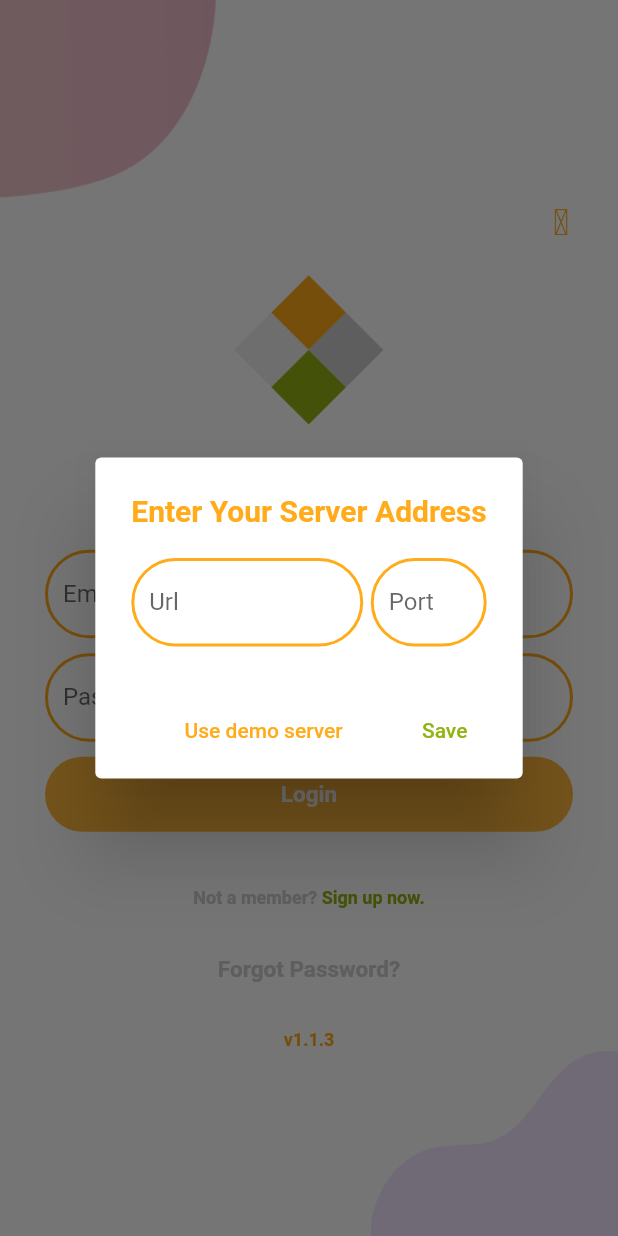
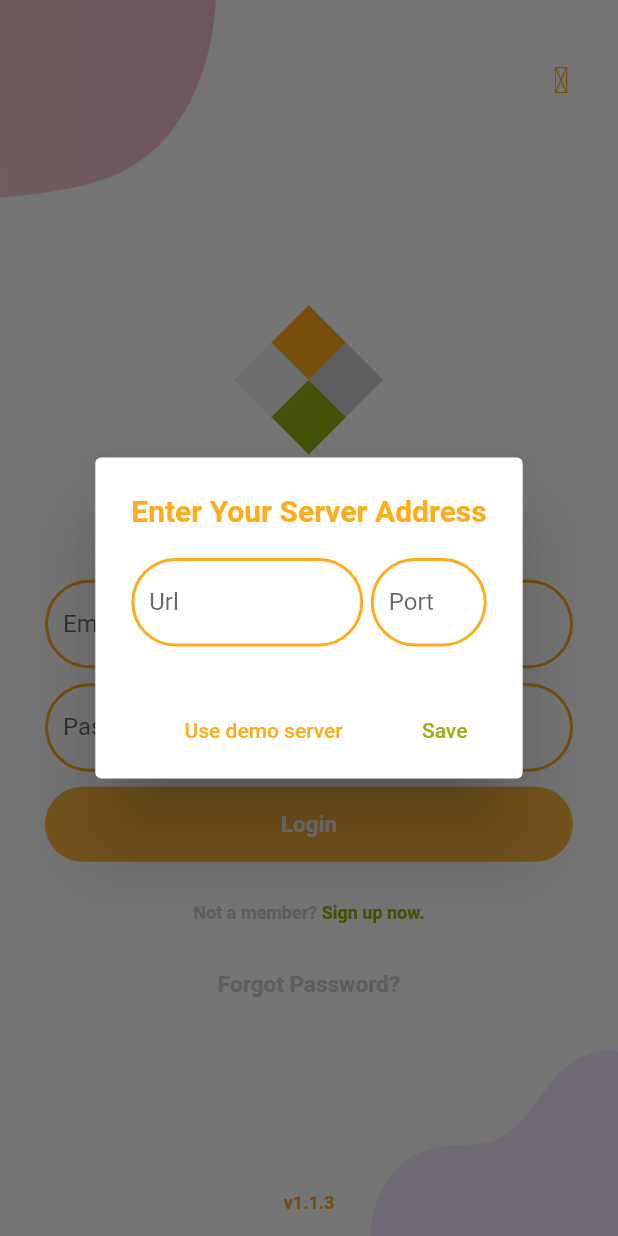
Before and after one commit to Restfulness/Restfulness-flutter-app, a Flutter app: the LoginScreen screen opened directly, after a tap on an icon or button, on a phone screen of 412 x 824 dp. Run offline on Flutter 3.47's test engine with Material 2 defaults, Android fonts, the phone set to English and light mode, and no system bars; our stand-ins replace dotted_border, extended_image, fancy_bottom_navigation, flutter_datetime_picker, flutter_tags, fluttertoast and 8 more; missing offline and left inert: flutter_sequence_animation, receive_sharing_intent; accounts and stored records are empty.

Commit message:
Fix login layout

```diff
--- a/lib/src/screens/login/login_background.dart
+++ b/lib/src/screens/login/login_background.dart
@@ -1,11 +1,40 @@
 import 'package:flutter/material.dart';
+import 'package:material_design_icons_flutter/material_design_icons_flutter.dart';
+import 'package:package_info/package_info.dart';
+import 'package:restfulness/src/widgets/server_config_dialog_widget.dart';
 
-class LoginBackground extends StatelessWidget {
+import '../../../constants.dart';
+
+class LoginBackground extends StatefulWidget {
   final Widget child;
+
   const LoginBackground({
     Key key,
     @required this.child,
   }) : super(key: key);
+
+  @override
+  _LoginBackgroundState createState() => _LoginBackgroundState();
+}
+
+class _LoginBackgroundState extends State<LoginBackground> {
+
+  PackageInfo _packageInfo = PackageInfo(
+    version: 'Unknown',
+  );
+
+  @override
+  void initState() {
+    super.initState();
+    _initPackageInfo();
+  }
+
+  Future<void> _initPackageInfo() async {
+    final PackageInfo info = await PackageInfo.fromPlatform();
+    setState(() {
+      _packageInfo = info;
+    });
+  }
 
   @override
   Widget build(BuildContext context) {
@@ -32,9 +61,47 @@ class LoginBackground extends StatelessWidget {
               width: size.width * 0.4,
             ),
           ),
-          child,
+          widget.child,
+          Positioned(
+            child: createGearButton(context),
+            top: 30,
+            right: 10,
+          ),
+          Positioned.fill(
+            child: Align(
+              alignment: Alignment.bottomCenter,
+              child: Text(
+                'v${_packageInfo.version}',
+                style: TextStyle(
+                    color: primaryColor,
+                    fontWeight: FontWeight.bold,
+                    fontSize: 12),
+              ),
+            ),
+            bottom: 15,
+          ),
         ],
       ),
     );
   }
+
+  Widget createGearButton(BuildContext context) {
+    return ButtonTheme(
+      minWidth: 1,
+      height: 40.0,
+      child: FlatButton(
+        child: Icon(
+          MdiIcons.cogOutline,
+          color: primaryColor,
+        ),
+        shape: CircleBorder(),
+        color: Colors.transparent,
+        onPressed: () async {
+          ServerConfigDialogWidget configDialog =
+              new ServerConfigDialogWidget();
+          configDialog.saveConfiguration(context);
+        },
+      ),
+    );
+  }
 }
--- a/lib/src/screens/login/login_screen.dart
+++ b/lib/src/screens/login/login_screen.dart
@@ -1,7 +1,6 @@
 import 'package:flutter/material.dart';
 import 'package:flutter/services.dart';
 import 'package:material_design_icons_flutter/material_design_icons_flutter.dart';
-import 'package:package_info/package_info.dart';
 import 'package:restfulness/src/blocs/authentication/auth_bloc.dart';
 import 'package:restfulness/src/blocs/authentication/auth_provider.dart';
 import 'package:restfulness/src/blocs/reset_password/reset_password_provider.dart';
@@ -16,23 +15,6 @@ class LoginScreen extends StatefulWidget {
 }
 
 class _LoginScreenState extends State<LoginScreen> {
-  PackageInfo _packageInfo = PackageInfo(
-    version: 'Unknown',
-  );
-
-  @override
-  void initState() {
-    super.initState();
-    _initPackageInfo();
-  }
-
-  Future<void> _initPackageInfo() async {
-    final PackageInfo info = await PackageInfo.fromPlatform();
-    setState(() {
-      _packageInfo = info;
-    });
-  }
-
   @override
   Widget build(BuildContext context) {
     final bloc = AuthProvider.of(context);
@@ -56,16 +38,13 @@ class _LoginScreenState extends State<LoginScreen> {
 
   buildBody(AuthBloc bloc, BuildContext context) {
     final bottom = MediaQuery.of(context).viewInsets.bottom;
-    String version = '';
 
     return LoginBackground(
       child: SingleChildScrollView(
         reverse: true,
         padding: EdgeInsets.only(bottom: bottom),
-            child: Stack(
-              children: [
-                Container(
-                  margin: EdgeInsets.fromLTRB(30.0, 0, 30, 30),
+        child: Container(
+          margin: EdgeInsets.fromLTRB(30.0, 0, 30, 0),
           child: Column(
             children: [
               Container(margin: EdgeInsets.only(top: 60.0)),
@@ -78,29 +57,13 @@ class _LoginScreenState extends State<LoginScreen> {
               passwordField(bloc),
               Container(margin: EdgeInsets.only(top: 10.0)),
               buildLoginButton(bloc),
-                      Container(margin: EdgeInsets.only(top: 20.0)),
+              Container(margin: EdgeInsets.only(top: 10.0)),
               signUpAndForgotPassButtons(context, bloc),
             ],
           ),
         ),
-                Positioned(
-                  child: createGearButton(context),
-                  top: 1,
-                  right: 10,
       ),
-                Positioned.fill(
-                  child: Align(
-                      alignment: Alignment.bottomCenter,
-                      child:  Text(
-                        'v${_packageInfo.version}',
-                        style: TextStyle(color: primaryColor, fontWeight: FontWeight.bold , fontSize: 12),
-
-                      ),
-                  ),
-
-                ),
-              ],
-            )));
+    );
   }
 
   Widget buildTitle() {
```
Lines whose indentation alone changed are shown as unchanged.
